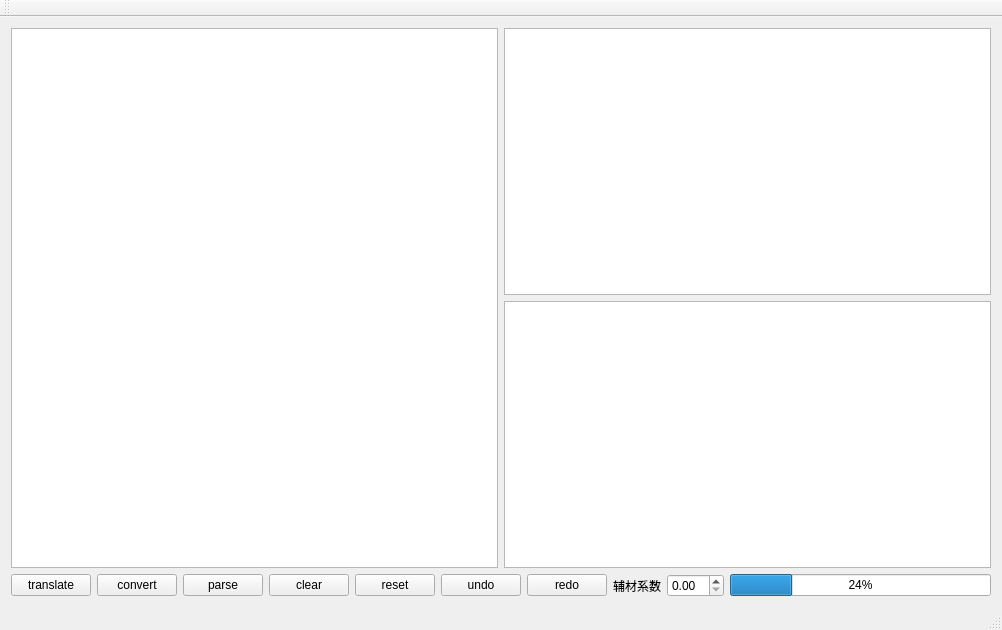
Above: mainwindow.ui from mengtianwxs/convertword before the change. Below: the same form after it.
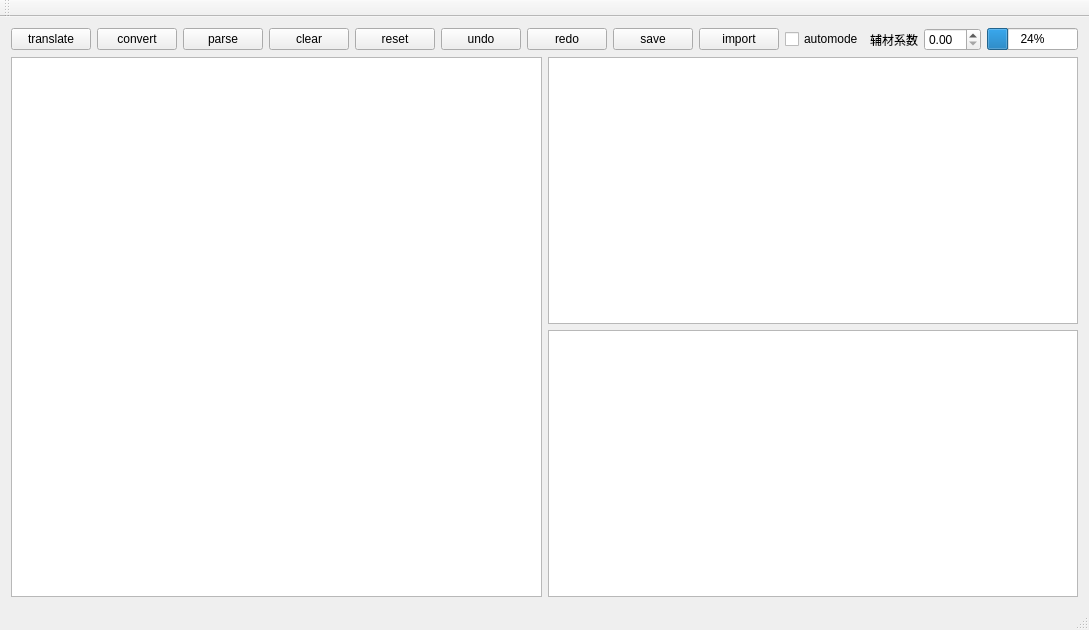
That is the form after the change.

```diff
--- a/mainwindow.ui
+++ b/mainwindow.ui
@@ -18,34 +18,6 @@
     <item>
      <layout class="QHBoxLayout" name="horizontalLayout_2">
       <item>
-       <widget class="QTextEdit" name="te_data">
-        <property name="font">
-         <font>
-          <pointsize>12</pointsize>
-          <weight>75</weight>
-          <bold>true</bold>
-         </font>
-        </property>
-        <property name="styleSheet">
-         <string notr="true">QTextEdit{color:red;}</string>
-        </property>
-       </widget>
-      </item>
-      <item>
-       <layout class="QVBoxLayout" name="verticalLayout">
-        <item>
-         <widget class="QTextEdit" name="te_name"/>
-        </item>
-        <item>
-         <widget class="QTextEdit" name="te_value"/>
-        </item>
-       </layout>
-      </item>
-     </layout>
-    </item>
-    <item>
-     <layout class="QHBoxLayout" name="horizontalLayout">
-      <item>
        <widget class="QPushButton" name="pushButton_translate">
         <property name="text">
          <string>translate</string>
@@ -95,14 +67,39 @@
        </widget>
       </item>
       <item>
-       <widget class="QLabel" name="label">
+       <widget class="QPushButton" name="pushbutton_save">
         <property name="text">
-         <string>辅材系数</string>
+         <string>save</string>
         </property>
        </widget>
       </item>
       <item>
-       <widget class="QDoubleSpinBox" name="doubleSpinBox"/>
+       <widget class="QPushButton" name="pushButton_import">
+        <property name="text">
+         <string>import</string>
+        </property>
+       </widget>
+      </item>
+      <item>
+       <widget class="QCheckBox" name="cb_autosave">
+        <property name="text">
+         <string>automode</string>
+        </property>
+       </widget>
+      </item>
+      <item>
+       <layout class="QHBoxLayout" name="horizontalLayout">
+        <item>
+         <widget class="QLabel" name="label">
+          <property name="text">
+           <string>辅材系数</string>
+          </property>
+         </widget>
+        </item>
+        <item>
+         <widget class="QDoubleSpinBox" name="doubleSpinBox"/>
+        </item>
+       </layout>
       </item>
       <item>
        <widget class="QProgressBar" name="progressBar">
@@ -113,6 +110,34 @@
       </item>
      </layout>
     </item>
+    <item>
+     <layout class="QHBoxLayout" name="horizontalLayout_3">
+      <item>
+       <widget class="QTextEdit" name="te_data">
+        <property name="font">
+         <font>
+          <pointsize>12</pointsize>
+          <weight>75</weight>
+          <bold>true</bold>
+         </font>
+        </property>
+        <property name="styleSheet">
+         <string notr="true">QTextEdit{color:green;}</string>
+        </property>
+       </widget>
+      </item>
+      <item>
+       <layout class="QVBoxLayout" name="verticalLayout">
+        <item>
+         <widget class="QTextEdit" name="te_name"/>
+        </item>
+        <item>
+         <widget class="QTextEdit" name="te_value"/>
+        </item>
+       </layout>
+      </item>
+     </layout>
+    </item>
    </layout>
   </widget>
   <widget class="QMenuBar" name="menuBar">
```
